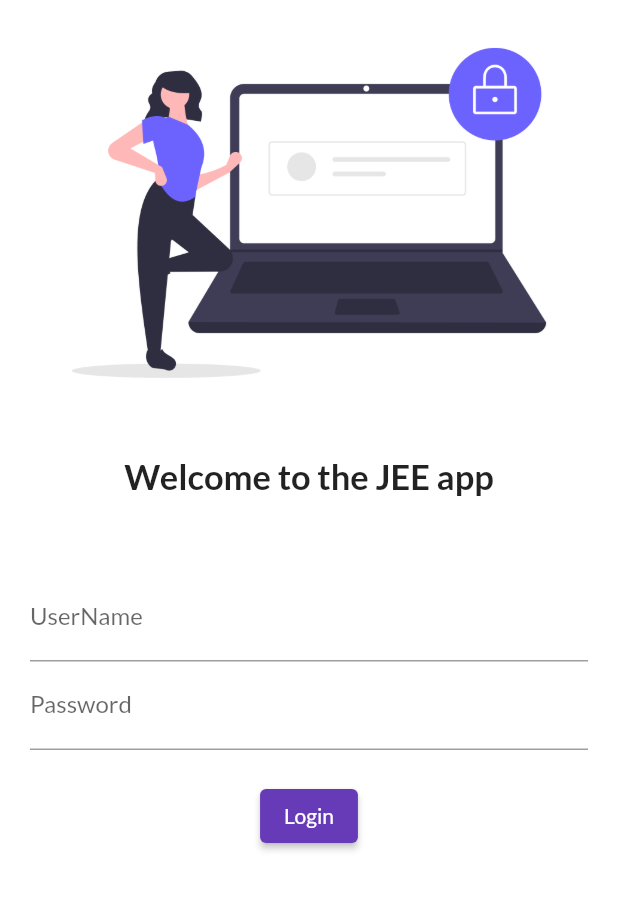
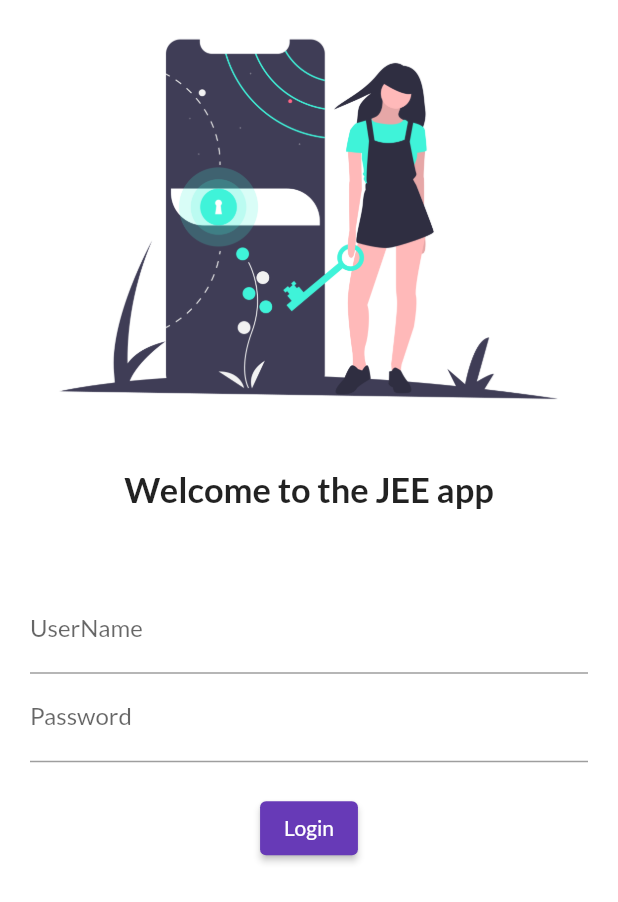
Before and after one commit to Johan-Monster/Catalog-App, a Flutter app: the screen it shows after launch, on a phone screen of 412 x 824 dp. Shown: the top 902 px of the screen. Run offline on Flutter 3.47's test engine with Material 2 defaults, Android fonts, the phone set to English and light mode, and no system bars; our stand-ins replace google_fonts.

Commit message:
day 4 completed

```diff
--- a/lib/login_page.dart
+++ b/lib/login_page.dart
@@ -10,7 +10,7 @@ class LoginPage extends StatelessWidget {
         child: Column(
           children: [
             Image.asset(
-              "assets/images/LoginPage.png",
+              "assets/images/girl.png",
               fit: BoxFit.cover,
             ),
             SizedBox(
```
Also changed, not shown: assets/images/girl.png (added), assets/images/green.png (added), assets/images/voilet.png (added).
